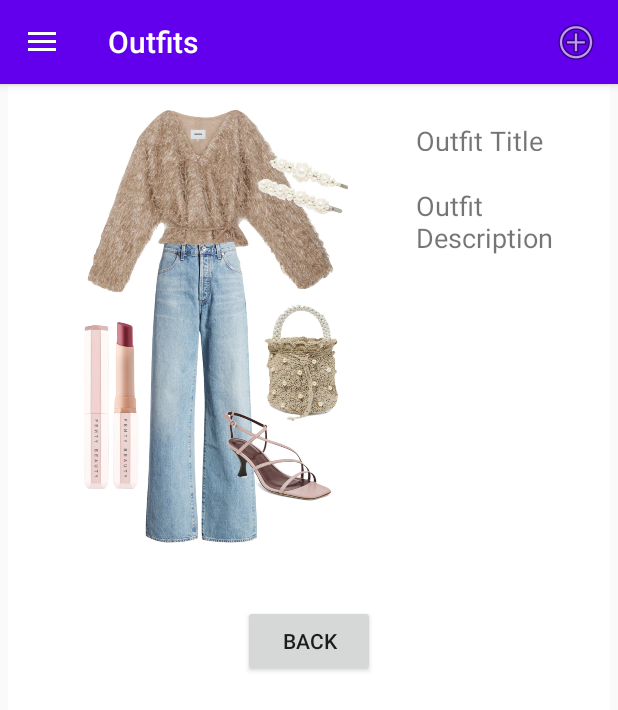
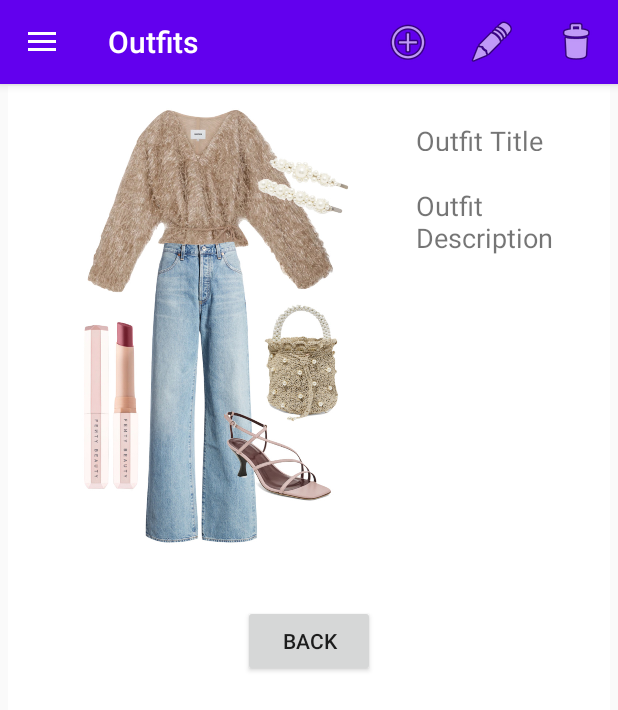
Before and after one commit to chenEini/Dress2Impress, an Android app: the fragment OutfitDetailsFragment placed in its activity, on a phone screen of 412 x 824 dp. Shown: the top 710 px of the screen. Run offline under Robolectric (Android 15) with nearby library versions, the phone set to English and light mode, and no system bars; our stand-ins replace Firebase (no records; nobody signed in at launch, a user with empty details on screens opened directly), Picasso, navigation-ui; 1 statement that could not run was skipped.

Commit message:
add options for update and delete outfit

```diff
--- a/app/src/main/java/com/chen/dress2impress/OutfitDetailsFragment.java
+++ b/app/src/main/java/com/chen/dress2impress/OutfitDetailsFragment.java
@@ -1,57 +1,51 @@
 package com.chen.dress2impress;
 
+import android.content.Context;
 import android.os.Bundle;
 
+import androidx.annotation.NonNull;
 import androidx.fragment.app.Fragment;
+import androidx.lifecycle.ViewModelProvider;
 import androidx.navigation.NavController;
+import androidx.navigation.NavDirections;
 import androidx.navigation.Navigation;
 
 import android.view.LayoutInflater;
+import android.view.Menu;
+import android.view.MenuInflater;
+import android.view.MenuItem;
 import android.view.View;
 import android.view.ViewGroup;
 import android.widget.TextView;
 
 import com.chen.dress2impress.model.outfit.Outfit;
+import com.chen.dress2impress.model.outfit.OutfitModel;
+import com.chen.dress2impress.model.user.UserModel;
+
+import java.util.LinkedList;
+import java.util.List;
 
 public class OutfitDetailsFragment extends Fragment {
     private Outfit outfit;
+    View view;
 
     TextView outfitTitle;
     TextView outfitDescription;
-
-    private static final String ARG_PARAM1 = "param1";
-    private static final String ARG_PARAM2 = "param2";
-
-    private String mParam1;
-    private String mParam2;
 
     public OutfitDetailsFragment() {
         // Required empty public constructor
     }
 
-    public static OutfitDetailsFragment newInstance(String param1, String param2) {
-        OutfitDetailsFragment fragment = new OutfitDetailsFragment();
-        Bundle args = new Bundle();
-        args.putString(ARG_PARAM1, param1);
-        args.putString(ARG_PARAM2, param2);
-        fragment.setArguments(args);
-        return fragment;
-    }
-
     @Override
     public void onCreate(Bundle savedInstanceState) {
         super.onCreate(savedInstanceState);
-        if (getArguments() != null) {
-            mParam1 = getArguments().getString(ARG_PARAM1);
-            mParam2 = getArguments().getString(ARG_PARAM2);
-        }
     }
 
     @Override
     public View onCreateView(LayoutInflater inflater, ViewGroup container,
                              Bundle savedInstanceState) {
         // Inflate the layout for this fragment
-        View view = inflater.inflate(R.layout.fragment_outfit_details, container, false);
+        view = inflater.inflate(R.layout.fragment_outfit_details, container, false);
 
         outfitTitle = view.findViewById(R.id.outfit_details_title);
         outfitDescription = view.findViewById(R.id.outfit_details_description);
@@ -59,8 +53,8 @@ public class OutfitDetailsFragment extends Fragment {
         outfit = OutfitDetailsFragmentArgs.fromBundle(getArguments()).getOutfit();
         if (outfit != null) updateOutfitDisplay();
 
-        View backBtn = view.findViewById(R.id.outfit_details_back_button);
-        backBtn.setOnClickListener(new View.OnClickListener() {
+        View backButton = view.findViewById(R.id.outfit_details_back_button);
+        backButton.setOnClickListener(new View.OnClickListener() {
             @Override
             public void onClick(View view) {
                 NavController navController = Navigation.findNavController(view);
@@ -71,6 +65,39 @@ public class OutfitDetailsFragment extends Fragment {
         return view;
     }
 
+    @Override
+    public void onAttach(Context context) {
+        super.onAttach(context);
+        setHasOptionsMenu(true);
+    }
+
+    @Override
+    public void onCreateOptionsMenu(@NonNull Menu menu, @NonNull MenuInflater inflater) {
+        super.onCreateOptionsMenu(menu, inflater);
+        if (true || outfit.ownerId == UserModel.instance.getCurrentUser().id) {
+            inflater.inflate(R.menu.outfit_details_menu, menu);
+        }
+    }
+
+    @Override
+    public boolean onOptionsItemSelected(@NonNull MenuItem item) {
+        NavController navController = Navigation.findNavController(view);
+
+        switch (item.getItemId()) {
+            case R.id.menu_outfit_details_update:
+                NavDirections updatedDirections = OutfitDetailsFragmentDirections.actionGlobalNewOutfitFragment();
+                navController.navigate(updatedDirections);
+                return true;
+            case R.id.menu_outfit_details_delete:
+                List<Outfit> outfitToDelete = new LinkedList<>();
+                outfitToDelete.add(outfit);
+                //OutfitModel.instance.deleteOutfits(outfitToDelete);
+                navController.navigateUp();
+                return true;
+        }
+        return super.onOptionsItemSelected(item);
+    }
+
     private void updateOutfitDisplay() {
         outfitTitle.setText(outfit.title);
         outfitDescription.setText(outfit.description);
--- a/app/src/main/java/com/chen/dress2impress/model/user/UserModel.java
+++ b/app/src/main/java/com/chen/dress2impress/model/user/UserModel.java
@@ -20,7 +20,7 @@ public class UserModel {
 
     public boolean isUserLoggedIn() {
         //return this.getCurrentUser() != null;
-        return false;
+        return true;
     }
 
     public void register(User user, String password, Listener<Boolean> listener) {
--- /dev/null
+++ b/app/src/main/res/menu/outfit_details_menu.xml
@@ -0,0 +1,15 @@
+<?xml version="1.0" encoding="utf-8"?>
+<menu xmlns:app="http://schemas.android.com/apk/res-auto"
+    xmlns:android="http://schemas.android.com/apk/res/android">
+
+    <item
+        android:id="@+id/menu_outfit_details_update"
+        android:icon="@android:drawable/ic_menu_edit"
+        android:title="Update"
+        app:showAsAction="always" />
+    <item
+        android:id="@+id/menu_outfit_details_delete"
+        android:icon="@android:drawable/ic_menu_delete"
+        android:title="Delete"
+        app:showAsAction="always" />
+</menu>
```
